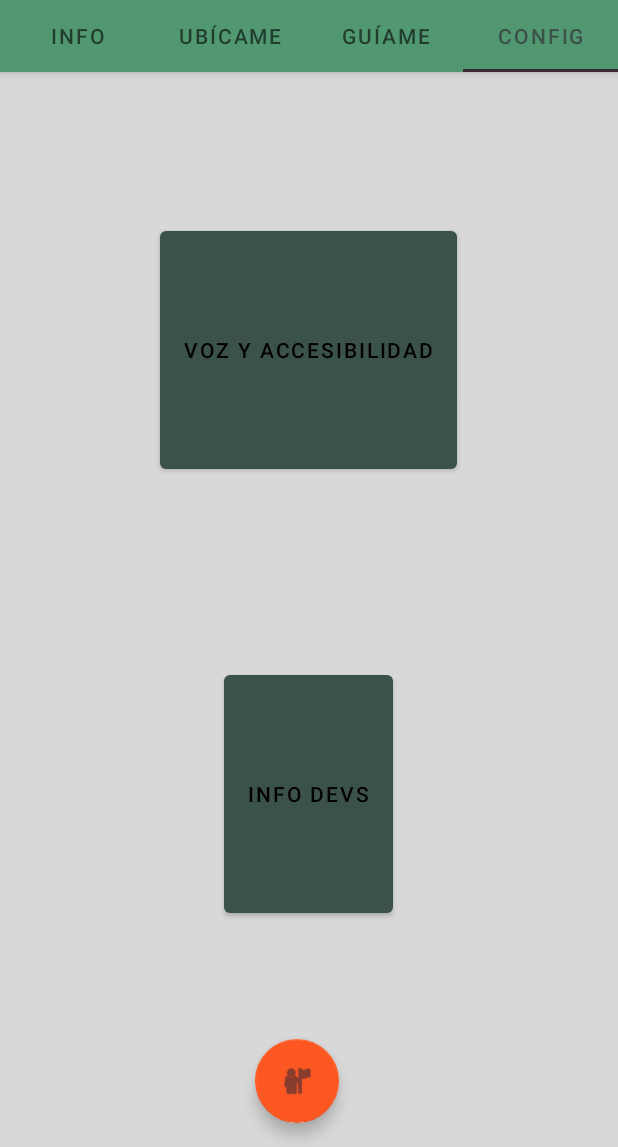
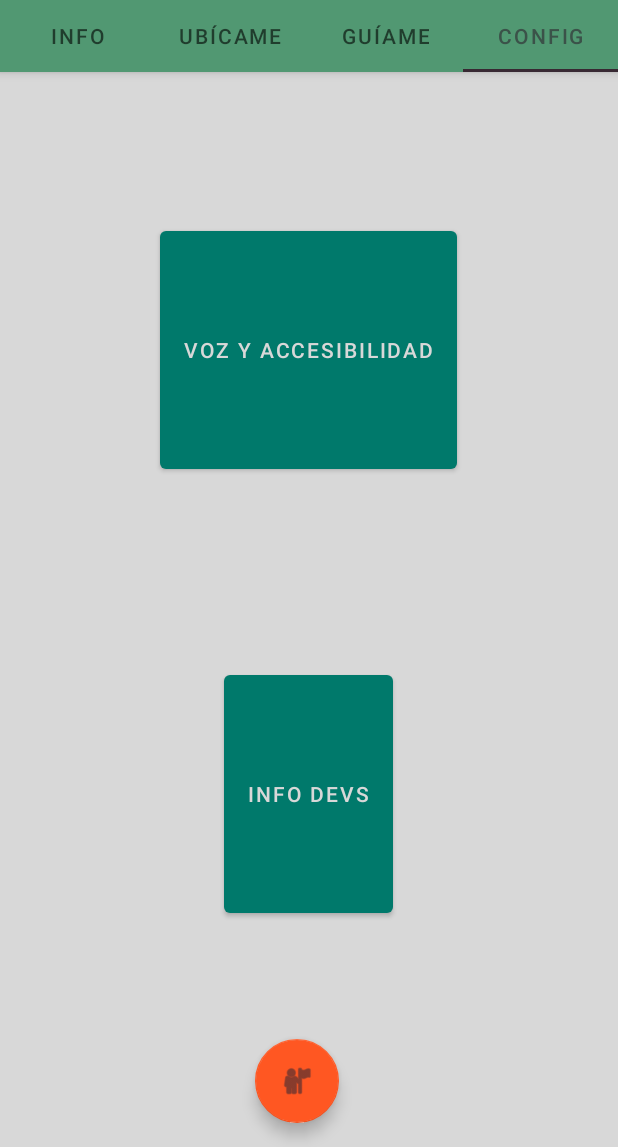
Before and after one commit to jnardosp/UnalMaps, an Android app: the screen it shows after launch (MainActivity), tab 4 chosen, on a phone screen of 412 x 824 dp, the part 89-1236 px from its top. Run offline under Robolectric (Android 15) with nearby library versions, the phone set to English and light mode, and no system bars; libraries missing offline, so code that uses them is left out: com.mapbox.maps; 2 statements that could not run were skipped.

Commit message:
Commit 19 28/11 version, small correction in config buttons theme.
author: jsotop

```diff
--- a/app/src/main/res/layout/configtab.xml
+++ b/app/src/main/res/layout/configtab.xml
@@ -21,8 +21,7 @@
             android:id="@+id/accessButton"
             android:layout_width="wrap_content"
             style="@style/configButton"
-            android:text="@string/accessButtonTxt"
-            android:textColor="#000000" />
+            android:text="@string/accessButtonTxt" />
 
         <Space
             android:layout_width="0dp"
@@ -32,8 +31,7 @@
             android:id="@+id/infoDevsButton"
             android:layout_width="wrap_content"
             style="@style/configButton"
-            android:text="@string/infoDevsButton"
-            android:textColor="#000000" />
+            android:text="@string/infoDevsButton" />
 
         <Space
             android:layout_width="0dp"
--- a/app/src/main/res/values/themes.xml
+++ b/app/src/main/res/values/themes.xml
@@ -32,7 +32,8 @@
     <style name="configButton">
         <item name="android:layout_height">0dp</item>
         <item name="android:layout_weight">1</item>
-        <item name="backgroundTint">@color/primaryColor</item>
+        <item name="backgroundTint">@color/darkPrimaryColor</item>
+        <item name="android:textColor">@color/mainColor</item>
     </style>
 
     <style name="Theme.UnalMaps.NoActionBar">
```
